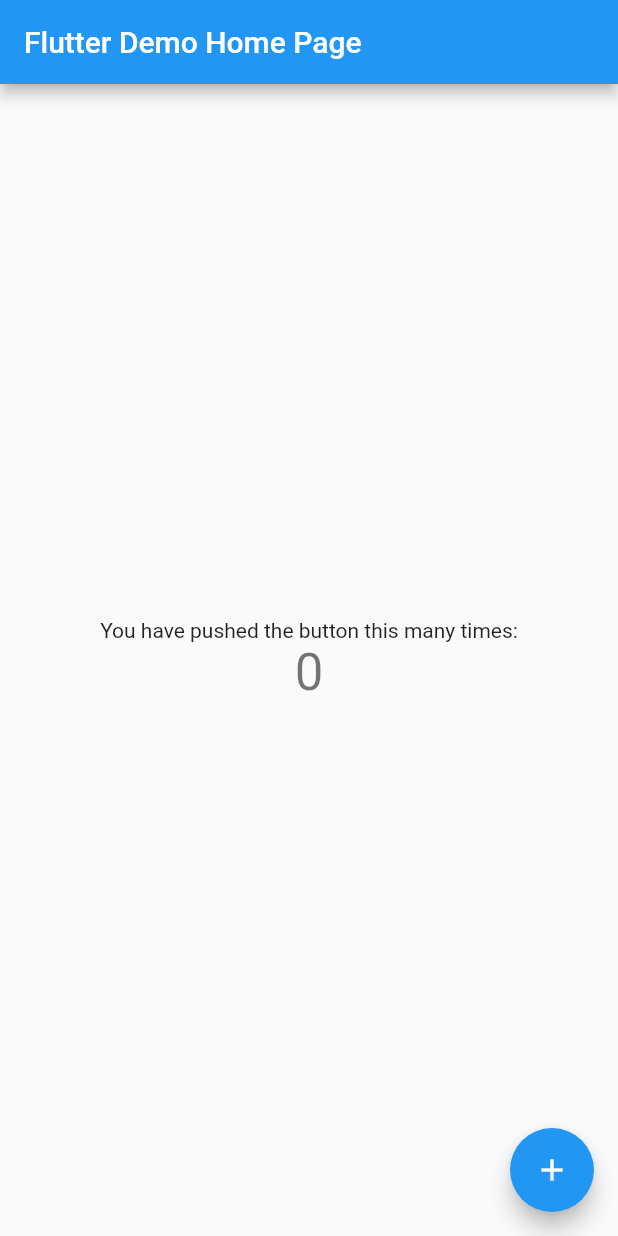
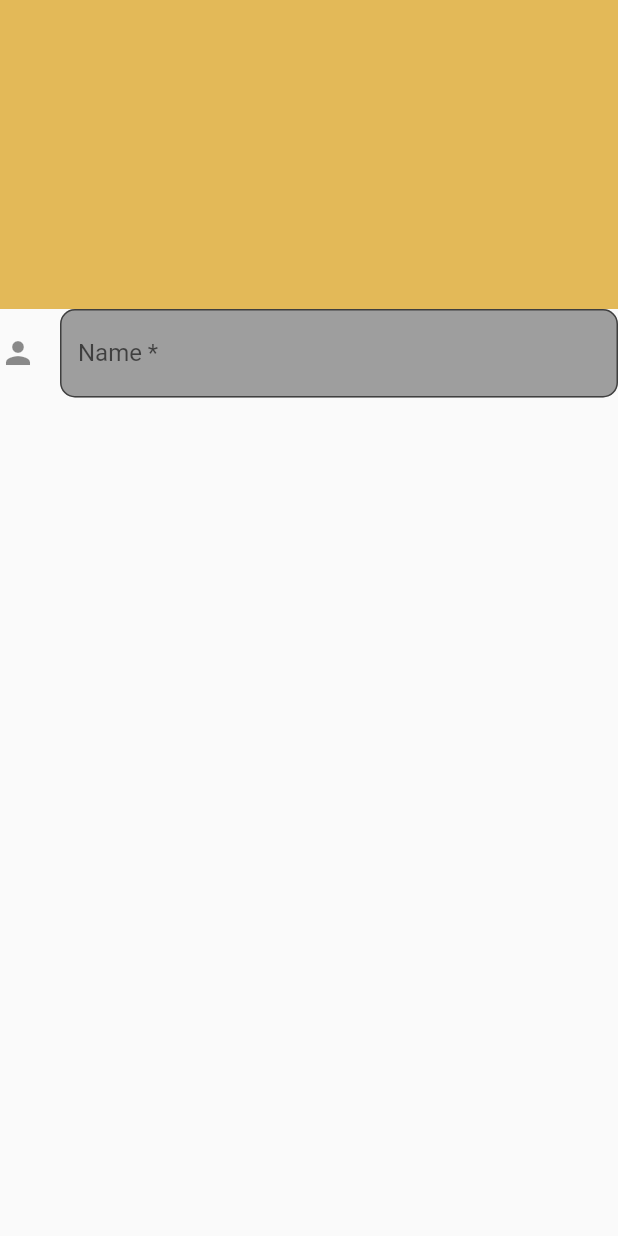
Before and after one commit to demeett/Event-Date-App, a Flutter app: the screen it shows after launch, on a phone screen of 412 x 824 dp. Run offline on Flutter 3.47's test engine with Material 2 defaults, Android fonts, the phone set to English and light mode, and no system bars.

Commit message:
ThemeData added

```diff
--- /dev/null
+++ b/lib/core/core.dart
@@ -0,0 +1,3 @@
+export 'extensions/extensions.dart';
+export 'model/model.dart';
+export 'widget/widget.dart';
--- /dev/null
+++ b/lib/core/extensions/extensions.dart
@@ -0,0 +1 @@
+export 'build_context_extension.dart';
--- /dev/null
+++ b/lib/core/model/model.dart
@@ -0,0 +1 @@
+export 'event_model.dart';
--- /dev/null
+++ b/lib/core/theme/theme.dart
@@ -0,0 +1,14 @@
+import 'package:flutter/material.dart';
+
+class AppTheme {
+  AppTheme._();
+  static AppTheme? _instance;
+  static AppTheme get instance {
+    _instance ??= AppTheme._();
+    return _instance!;
+  }
+
+  ThemeData themeData = ThemeData(
+    primaryColor: const Color.fromARGB(255, 227, 185, 88),
+  );
+}
--- /dev/null
+++ b/lib/core/widget/custom_text_formfield.dart
@@ -0,0 +1,28 @@
+import 'package:flutter/material.dart';
+
+class CustomTextFormField extends StatelessWidget {
+  const CustomTextFormField({super.key});
+
+  @override
+  Widget build(BuildContext context) {
+    return TextFormField(
+      decoration: InputDecoration(
+        fillColor: Colors.grey,
+        filled: true,
+        border: OutlineInputBorder(
+          borderRadius: BorderRadius.circular(10.0),
+        ),
+        icon: const Icon(Icons.person),
+        hintText: 'What do people call you?',
+        labelText: 'Name *',
+      ),
+      onSaved: (String? value) {
+        // This optional block of code can be used to run
+        // code when the user saves the form.
+      },
+      validator: (String? value) {
+        return (value != null && value.contains('@')) ? 'Do not use the @ char.' : null;
+      },
+    );
+  }
+}
--- /dev/null
+++ b/lib/core/widget/widget.dart
@@ -0,0 +1 @@
+export 'custom_text_formfield.dart';
--- a/lib/features/add_event/add_event.dart
+++ b/lib/features/add_event/add_event.dart
@@ -0,0 +1,26 @@
+import 'package:event_date_app/core/core.dart';
+import 'package:flutter/material.dart';
+
+class AddEventView extends StatefulWidget {
+  const AddEventView({super.key});
+
+  @override
+  State<AddEventView> createState() => _AddEventViewState();
+}
+
+class _AddEventViewState extends State<AddEventView> {
+  @override
+  Widget build(BuildContext context) {
+    return Scaffold(
+      body: Column(
+        children: [
+          Container(
+            height: context.screenHeight * 0.25,
+            color: context.theme.primaryColor,
+          ),
+          const CustomTextFormField(),
+        ],
+      ),
+    );
+  }
+}
--- a/lib/main.dart
+++ b/lib/main.dart
@@ -1,4 +1,7 @@
 import 'package:flutter/material.dart';
+
+import 'core/theme/theme.dart';
+import 'features/add_event/add_event.dart';
 
 void main() {
   runApp(const MyApp());
@@ -7,109 +10,12 @@
 class MyApp extends StatelessWidget {
   const MyApp({super.key});
 
-  // This widget is the root of your application.
   @override
   Widget build(BuildContext context) {
     return MaterialApp(
       title: 'Flutter Demo',
-      theme: ThemeData(
-        // This is the theme of your application.
-        //
-        // Try running your application with "flutter run". You'll see the
-        // application has a blue toolbar. Then, without quitting the app, try
-        // changing the primarySwatch below to Colors.green and then invoke
-        // "hot reload" (press "r" in the console where you ran "flutter run",
-        // or simply save your changes to "hot reload" in a Flutter IDE).
-        // Notice that the counter didn't reset back to zero; the application
-        // is not restarted.
-        primarySwatch: Colors.blue,
-      ),
-      home: const MyHomePage(title: 'Flutter Demo Home Page'),
+      theme: AppTheme.instance.themeData,
+      home: const AddEventView(),
     );
   }
 }
-
-class MyHomePage extends StatefulWidget {
-  const MyHomePage({super.key, required this.title});
-
-  // This widget is the home page of your application. It is stateful, meaning
-  // that it has a State object (defined below) that contains fields that affect
-  // how it looks.
-
-  // This class is the configuration for the state. It holds the values (in this
-  // case the title) provided by the parent (in this case the App widget) and
-  // used by the build method of the State. Fields in a Widget subclass are
-  // always marked "final".
-
-  final String title;
-
-  @override
-  State<MyHomePage> createState() => _MyHomePageState();
-}
-
-class _MyHomePageState extends State<MyHomePage> {
-  int _counter = 0;
-
-  void _incrementCounter() {
-    setState(() {
-      // This call to setState tells the Flutter framework that something has
-      // changed in this State, which causes it to rerun the build method below
-      // so that the display can reflect the updated values. If we changed
-      // _counter without calling setState(), then the build method would not be
-      // called again, and so nothing would appear to happen.
-      _counter++;
-    });
-  }
-
-  @override
-  Widget build(BuildContext context) {
-    // This method is rerun every time setState is called, for instance as done
-    // by the _incrementCounter method above.
-    //
-    // The Flutter framework has been optimized to make rerunning build methods
-    // fast, so that you can just rebuild anything that needs updating rather
-    // than having to individually change instances of widgets.
-    return Scaffold(
-      appBar: AppBar(
-        // Here we take the value from the MyHomePage object that was created by
-        // the App.build method, and use it to set our appbar title.
-        title: Text(widget.title),
-      ),
-      body: Center(
-        // Center is a layout widget. It takes a single child and positions it
-        // in the middle of the parent.
-        child: Column(
-          // Column is also a layout widget. It takes a list of children and
-          // arranges them vertically. By default, it sizes itself to fit its
-          // children horizontally, and tries to be as tall as its parent.
-          //
-          // Invoke "debug painting" (press "p" in the console, choose the
-          // "Toggle Debug Paint" action from the Flutter Inspector in Android
-          // Studio, or the "Toggle Debug Paint" command in Visual Studio Code)
-          // to see the wireframe for each widget.
-          //
-          // Column has various properties to control how it sizes itself and
-          // how it positions its children. Here we use mainAxisAlignment to
-          // center the children vertically; the main axis here is the vertical
-          // axis because Columns are vertical (the cross axis would be
-          // horizontal).
-          mainAxisAlignment: MainAxisAlignment.center,
-          children: <Widget>[
-            const Text(
-              'You have pushed the button this many times:',
-            ),
-            Text(
-              '$_counter',
-              style: Theme.of(context).textTheme.headline4,
-            ),
-          ],
-        ),
-      ),
-      floatingActionButton: FloatingActionButton(
-        onPressed: _incrementCounter,
-        tooltip: 'Increment',
-        child: const Icon(Icons.add),
-      ), // This trailing comma makes auto-formatting nicer for build methods.
-    );
-  }
-}
```
Also changed, not shown: lib/core/extensions/build_context_extension.dart (added, +8 -0 lines), lib/core/model/event_model.dart (added, +15 -0 lines), lib/features/add_event/view/widgets/form_title.dart (added, +16 -0 lines).
